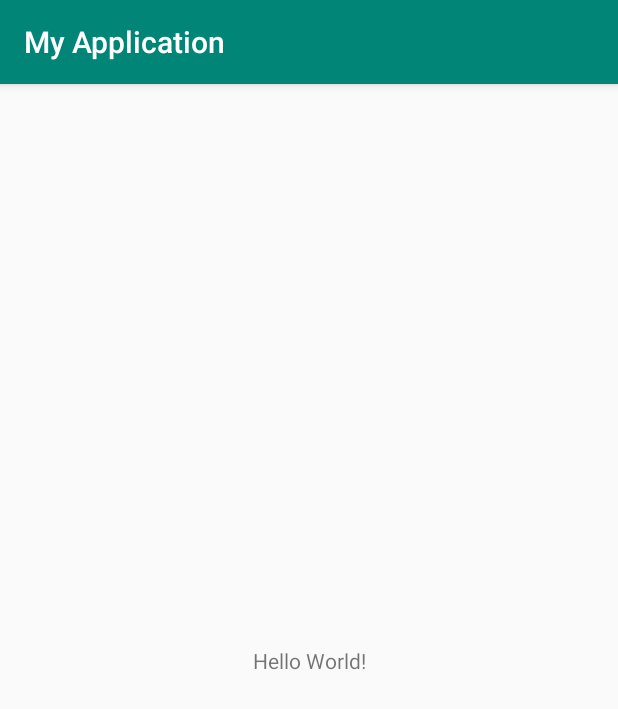
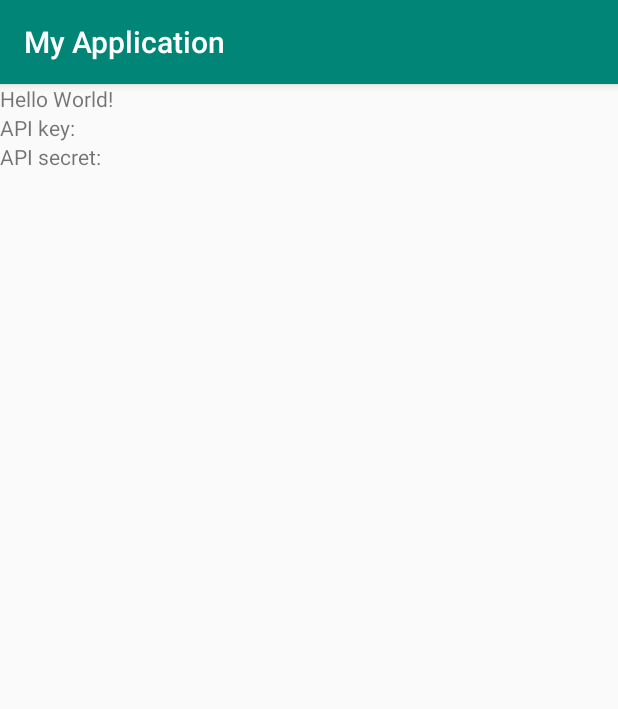
Before and after one commit to DIT112-V19/arduino-android-ci, an Android app: the screen it shows after launch (MainActivity), on a phone screen of 412 x 824 dp. Shown: the top 709 px of the screen. Run offline under Robolectric (Android 15) with nearby library versions, the phone set to English and light mode, and no system bars.

Commit message:
Fetch API key and Secret from BuildConfig

```diff
--- a/android/app/build.gradle
+++ b/android/app/build.gradle
@@ -15,6 +15,11 @@ android {
             minifyEnabled false
             proguardFiles getDefaultProguardFile('proguard-android-optimize.txt'), 'proguard-rules.pro'
         }
+
+        buildTypes.each {
+            it.buildConfigField 'String', 'apiKey', GoolgeAPIKey
+            it.buildConfigField 'String', 'apiSecret', GoogleAPISecret
+        }
     }
 }
 
--- a/android/app/src/main/java/platis/solutions/ci/example/MainActivity.java
+++ b/android/app/src/main/java/platis/solutions/ci/example/MainActivity.java
@@ -2,12 +2,22 @@ package platis.solutions.ci.example;
 
 import android.support.v7.app.AppCompatActivity;
 import android.os.Bundle;
+import android.widget.TextView;
 
 public class MainActivity extends AppCompatActivity {
+
+    TextView mApiKeyField;
+    TextView mApiSecretField;
 
     @Override
     protected void onCreate(Bundle savedInstanceState) {
         super.onCreate(savedInstanceState);
         setContentView(R.layout.activity_main);
+
+        mApiKeyField = findViewById(R.id.apiKeyText);
+        mApiSecretField = findViewById(R.id.apiSecretText);
+
+        mApiKeyField.setText("API key: " + BuildConfig.apiKey);
+        mApiSecretField.setText("API secret: " + BuildConfig.apiSecret);
     }
 }
--- a/android/app/src/main/res/layout/activity_main.xml
+++ b/android/app/src/main/res/layout/activity_main.xml
@@ -6,13 +6,27 @@
     android:layout_height="match_parent"
     tools:context=".MainActivity">
 
-    <TextView
-        android:layout_width="wrap_content"
-        android:layout_height="wrap_content"
-        android:text="Hello World!"
-        app:layout_constraintBottom_toBottomOf="parent"
-        app:layout_constraintLeft_toLeftOf="parent"
-        app:layout_constraintRight_toRightOf="parent"
-        app:layout_constraintTop_toTopOf="parent" />
+    <LinearLayout
+        android:layout_width="match_parent"
+        android:layout_height="match_parent"
+        android:orientation="vertical">
 
+        <TextView
+            android:id="@+id/topText"
+            android:layout_width="match_parent"
+            android:layout_height="wrap_content"
+            android:text= "@string/top_text" />
+
+        <TextView
+            android:id="@+id/apiKeyText"
+            android:layout_width="match_parent"
+            android:layout_height="wrap_content"
+            android:text="@string/api_key_text" />
+
+        <TextView
+            android:id="@+id/apiSecretText"
+            android:layout_width="match_parent"
+            android:layout_height="wrap_content"
+            android:text="@string/api_secret_text" />
+    </LinearLayout>
 </android.support.constraint.ConstraintLayout>
--- a/android/app/src/main/res/values/strings.xml
+++ b/android/app/src/main/res/values/strings.xml
@@ -1,3 +1,7 @@
 <resources>
     <string name="app_name">My Application</string>
+    <string name="top_text">Hello World!</string>
+    <string name="api_key_text">No API key found</string>
+    <string name="api_secret_text">No API Secret found</string>
+
 </resources>
```
